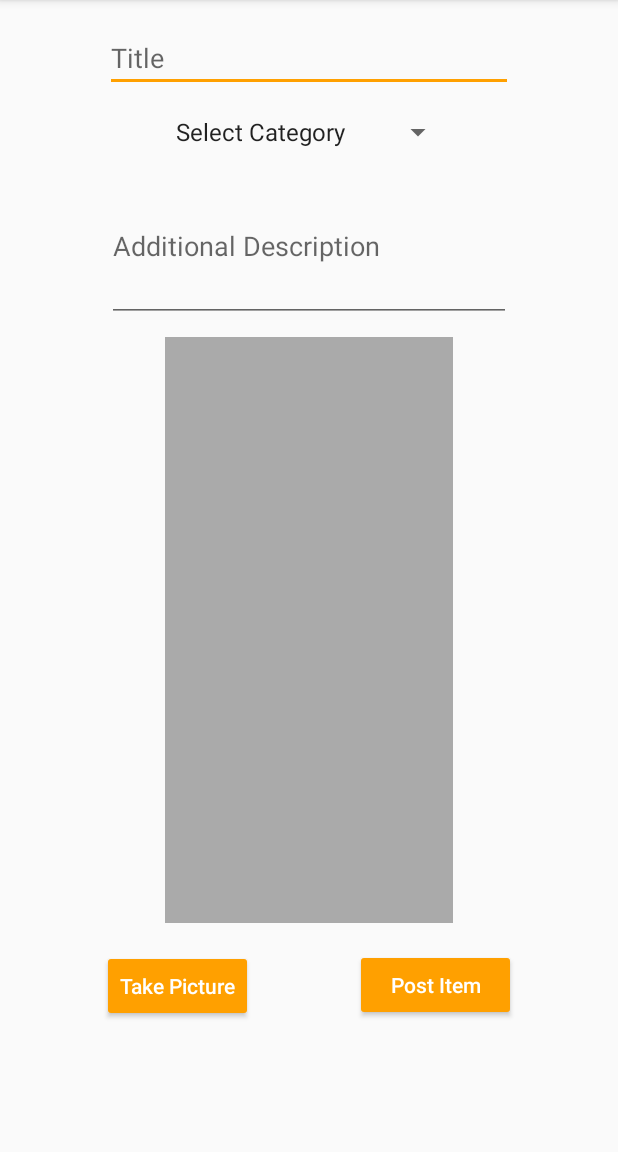
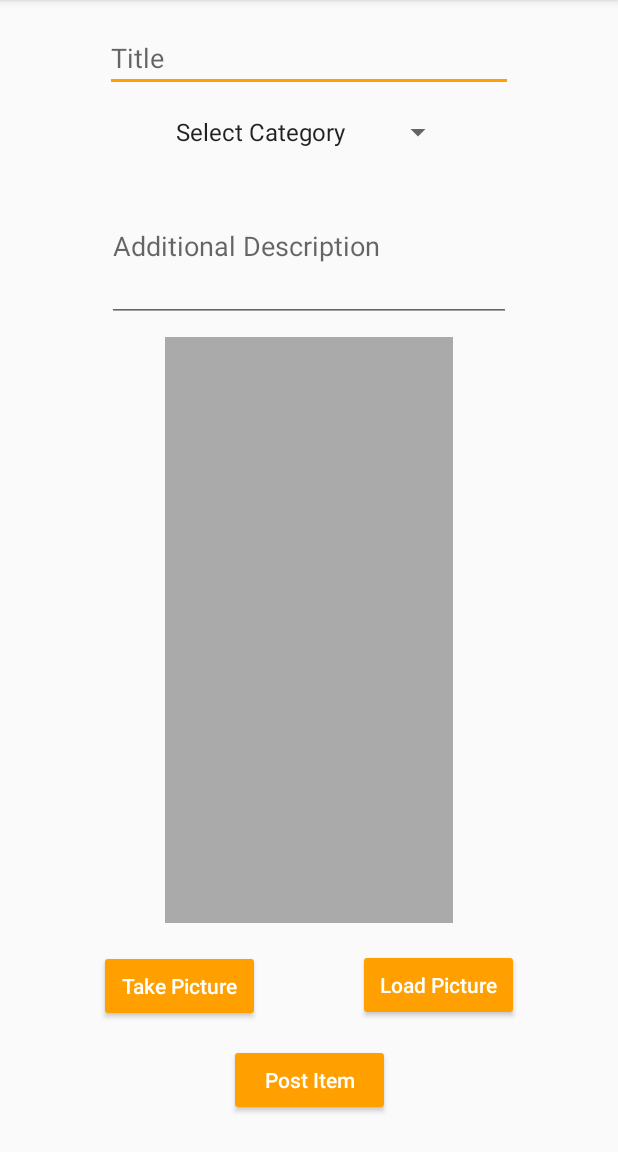
Before and after one commit to MobileProgCS4322/OwlExchange, an Android app: the PostNewItemActivity screen opened directly, with no data from a screen before it, on a phone screen of 412 x 824 dp, the part 84-1236 px from its top. Run offline under Robolectric (Android 15) with nearby library versions, the phone set to English and light mode, and no system bars; our stand-ins replace Firebase (no records; nobody signed in at launch, a user with empty details on screens opened directly); pictures from the network do not load.

Commit message:
Added button to Use gallery image

```diff
--- a/app/src/main/res/layout/activity_post_new_item.xml
+++ b/app/src/main/res/layout/activity_post_new_item.xml
@@ -69,7 +69,7 @@
         android:layout_marginBottom="17dp"
         android:layout_marginTop="10dp"
         android:background="@android:color/darker_gray"
-        app:layout_constraintBottom_toTopOf="@+id/btnPost"
+        app:layout_constraintBottom_toTopOf="@+id/btnLoadPicture"
         app:layout_constraintLeft_toLeftOf="parent"
         app:layout_constraintRight_toRightOf="parent"
         app:layout_constraintTop_toBottomOf="@+id/mDescription"
@@ -80,22 +80,22 @@
 
     <Button
         android:id="@+id/btnTakePicture"
-        android:layout_width="wrap_content"
-        android:layout_height="wrap_content"
+        android:layout_width="107dp"
+        android:layout_height="48dp"
         android:text="Take Picture"
         android:textSize="14sp"
         android:theme="@style/ThemeOverlay.MyDarkButton"
-        app:layout_constraintRight_toLeftOf="@+id/btnPost"
+        app:layout_constraintRight_toLeftOf="@+id/btnLoadPicture"
         app:layout_constraintLeft_toLeftOf="parent"
         tools:layout_constraintTop_creator="1"
         android:layout_marginTop="18dp"
         app:layout_constraintTop_toBottomOf="@+id/mPicture" />
 
     <Button
-        android:id="@+id/btnPost"
+        android:id="@+id/btnLoadPicture"
         android:layout_width="107dp"
         android:layout_height="48dp"
-        android:text="Post Item"
+        android:text="Load Picture"
         android:textSize="14sp"
         android:theme="@style/ThemeOverlay.MyDarkButton"
         app:layout_constraintRight_toRightOf="parent"
@@ -104,5 +104,20 @@
         app:layout_constraintBottom_toBottomOf="parent"
         android:layout_marginBottom="87dp" />
 
+    <Button
+        android:id="@+id/btnPost"
+        android:layout_width="107dp"
+        android:layout_height="48dp"
+        android:layout_marginBottom="24dp"
+        android:layout_marginEnd="0dp"
+        android:layout_marginStart="0dp"
+        android:text="Post Item"
+        android:textSize="14sp"
+        android:theme="@style/ThemeOverlay.MyDarkButton"
+        app:layout_constraintBottom_toBottomOf="parent"
+        app:layout_constraintEnd_toEndOf="parent"
+        app:layout_constraintHorizontal_bias="0.501"
+        app:layout_constraintStart_toStartOf="parent" />
+
 
 </android.support.constraint.ConstraintLayout>
```
Also changed, not shown: app/src/main/java/cs4322si/myapplication/PostNewItemActivity.java (+35 -6 lines).
